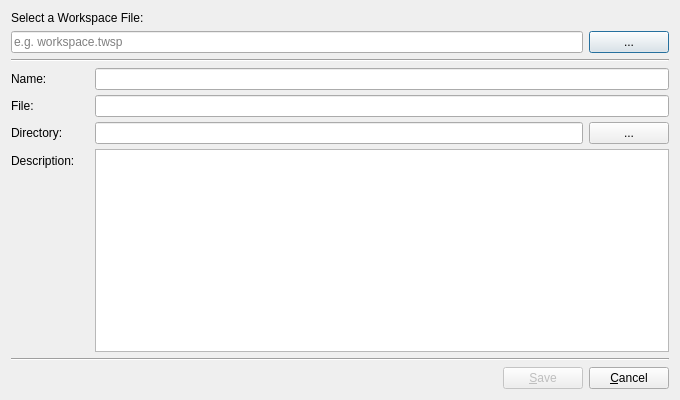
Above: itemframework/src/project/file_workspace_edit_dialog.ui from rdit-ch/itemframework before the change. Below: the same form after it.
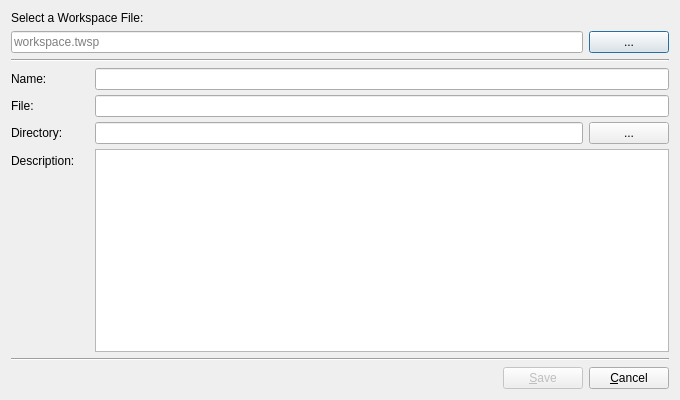
That is the form after the change.

```diff
--- a/itemframework/src/project/file_workspace_edit_dialog.ui
+++ b/itemframework/src/project/file_workspace_edit_dialog.ui
@@ -29,7 +29,7 @@
         <bool>true</bool>
        </property>
        <property name="placeholderText">
-        <string>e.g. workspace.twsp</string>
+        <string>workspace.twsp</string>
        </property>
       </widget>
      </item>
```
Left out of the diff: 2 changed lines with no effect on the pictures.
